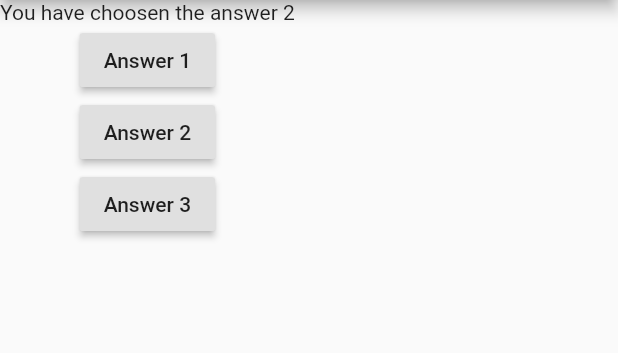
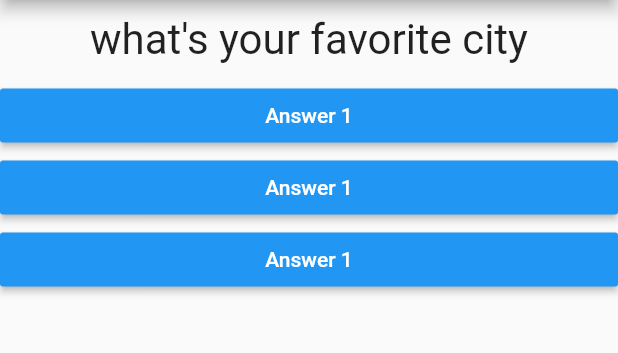
Before and after one commit to ShivamGoyal26/My_First_Flutter_App, a Flutter app: the screen it shows after launch, after a tap on "Answer 1", on a phone screen of 412 x 824 dp, the part 84-437 px from its top. Run offline on Flutter 3.47's test engine with Material 2 defaults, Android fonts, the phone set to English and light mode, and no system bars.

Commit message:
4th commit

```diff
--- /dev/null
+++ b/lib/answer.dart
@@ -0,0 +1,18 @@
+import 'package:flutter/material.dart';
+
+class Answer extends StatelessWidget {
+  final Function selectHandler;
+  Answer(this.selectHandler);
+  @override
+  Widget build(BuildContext context) {
+    return Container(
+      width: double.infinity,
+      child: RaisedButton(
+        color: Colors.blue,
+        textColor: Colors.white,
+        child: Text("Answer 1"),
+        onPressed: selectHandler,
+      ),
+    );
+  }
+}
--- a/lib/main.dart
+++ b/lib/main.dart
@@ -1,4 +1,7 @@
 import 'package:flutter/material.dart';
+import 'package:flutter_complete_guide/answer.dart';
+import './question.dart';
+import './question.dart';
 
 void main() {
   runApp(MyApp());
@@ -8,27 +11,26 @@ class MyApp extends StatefulWidget {
   @override
   State<StatefulWidget> createState() {
     // TODO: implement createState
-    return MyAppState();
+    return _MyAppState();
   }
 }
 
-class MyAppState extends State<MyApp> {
-  var questionIndex = 0;
+class _MyAppState extends State<MyApp> {
+  var _questionIndex = 0;
 
-   var questions = [
-      "You have choosen the answer 1",
-      "You have choosen the answer 2",
-      "You have choosen the answer 3"
-    ];
+  var questions = [
+    "what's your favorite color",
+    "what's your favorite city",
+    "what's your favorite car"
+  ];
 
-  void answerQuestion() {
+  void _answerQuestion() {
     setState(() {
-      questionIndex = questionIndex + 1;
+      _questionIndex = _questionIndex + 1;
     });
 
-    print(questionIndex);
+    print(_questionIndex);
   }
-
 
   @override
   Widget build(BuildContext context) {
@@ -44,21 +46,12 @@ class MyAppState extends State<MyApp> {
           ),
           body: Column(
             children: <Widget>[
-              Text(
-                questions[questionIndex],
+              Question(
+                questions[_questionIndex],
               ),
-              RaisedButton(
-                child: Text("Answer 1"),
-                onPressed: answerQuestion,
-              ),
-              RaisedButton(
-                child: Text("Answer 2"),
-                onPressed: answerQuestion,
-              ),
-              RaisedButton(
-                child: Text("Answer 3"),
-                onPressed: answerQuestion,
-              ),
+              Answer(_answerQuestion),
+              Answer(_answerQuestion),
+              Answer(_answerQuestion),
             ],
           )),
     );
--- /dev/null
+++ b/lib/question.dart
@@ -0,0 +1,19 @@
+import 'package:flutter/material.dart';
+
+class Question extends StatelessWidget {
+  final String questiontext;
+  Question(this.questiontext);
+
+  @override
+  Widget build(BuildContext context) {
+    return Container(
+      width: double.infinity,
+      margin: EdgeInsets.all(10),
+      child: Text(
+        questiontext,
+        style: TextStyle(fontSize: 28),
+        textAlign: TextAlign.center,
+      ),
+    );
+  }
+}
```
